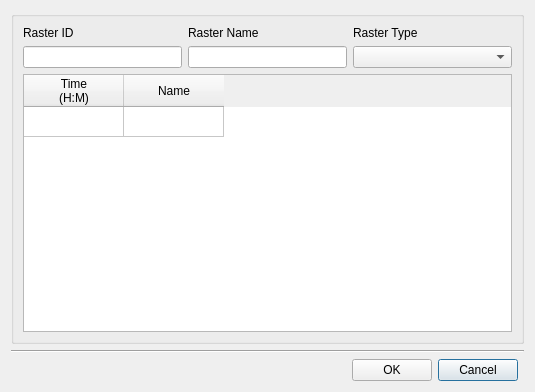
ibergis/ibergis_qgis_plugin, file core/ui/toolbars/main/nonvisual_raster.ui: the form before one commit.
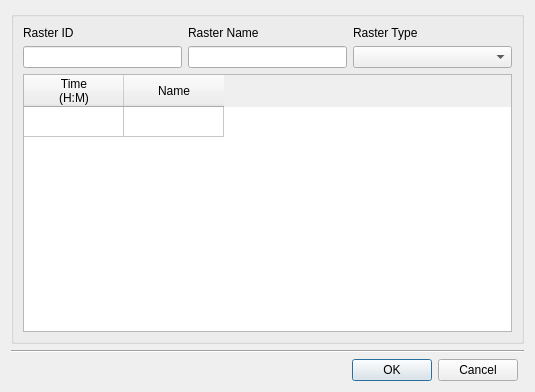
The form after the commit.

Commit message: fix(nonvisual): fix combos and copy/paste management

```diff
--- a/core/ui/toolbars/main/nonvisual_raster.ui
+++ b/core/ui/toolbars/main/nonvisual_raster.ui
@@ -133,14 +133,7 @@
    </item>
    <item row="2" column="0">
     <layout class="QGridLayout" name="lyt_buttons">
-     <item row="1" column="2">
-      <widget class="QPushButton" name="btn_cancel">
-       <property name="text">
-        <string>Cancel</string>
-       </property>
-      </widget>
-     </item>
-     <item row="1" column="0">
+     <item row="0" column="0">
       <spacer name="horizontalSpacer">
        <property name="orientation">
         <enum>Qt::Horizontal</enum>
@@ -153,13 +146,20 @@
        </property>
       </spacer>
      </item>
-     <item row="1" column="1">
+     <item row="0" column="1">
       <widget class="QPushButton" name="btn_accept">
        <property name="text">
         <string>OK</string>
        </property>
       </widget>
      </item>
+     <item row="0" column="2">
+      <widget class="QPushButton" name="btn_cancel">
+       <property name="text">
+        <string>Cancel</string>
+       </property>
+      </widget>
+     </item>
     </layout>
    </item>
   </layout>
```
Left out of the diff: 2 changed lines with no effect on the pictures. The commit also changes 1 other file.
